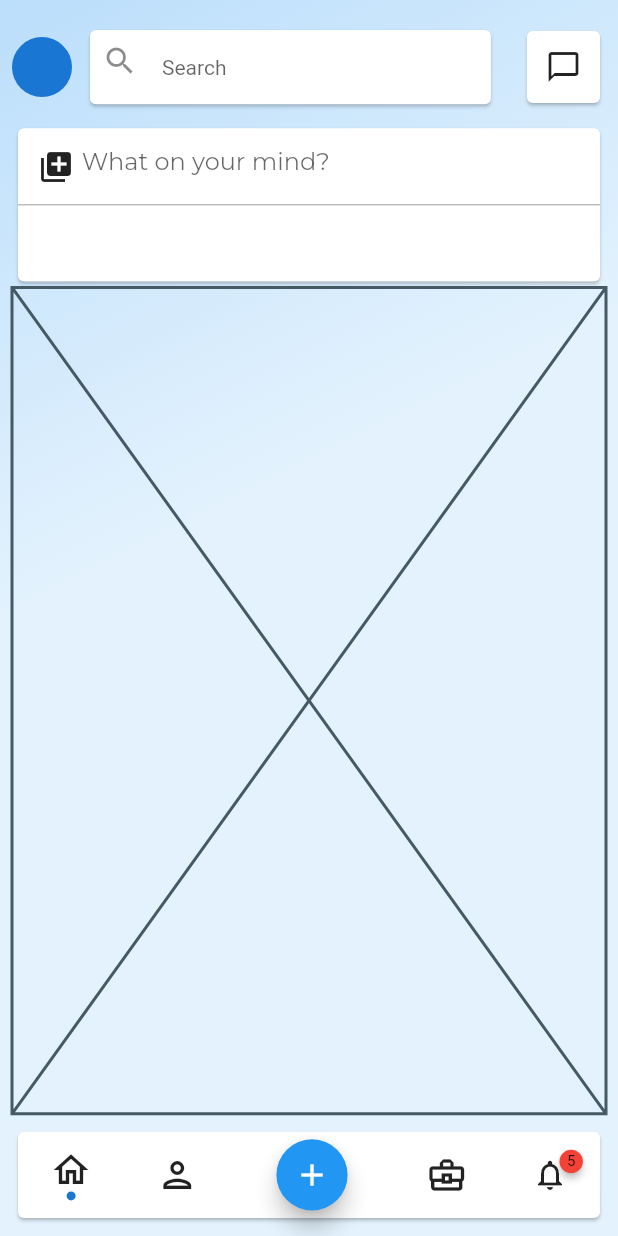
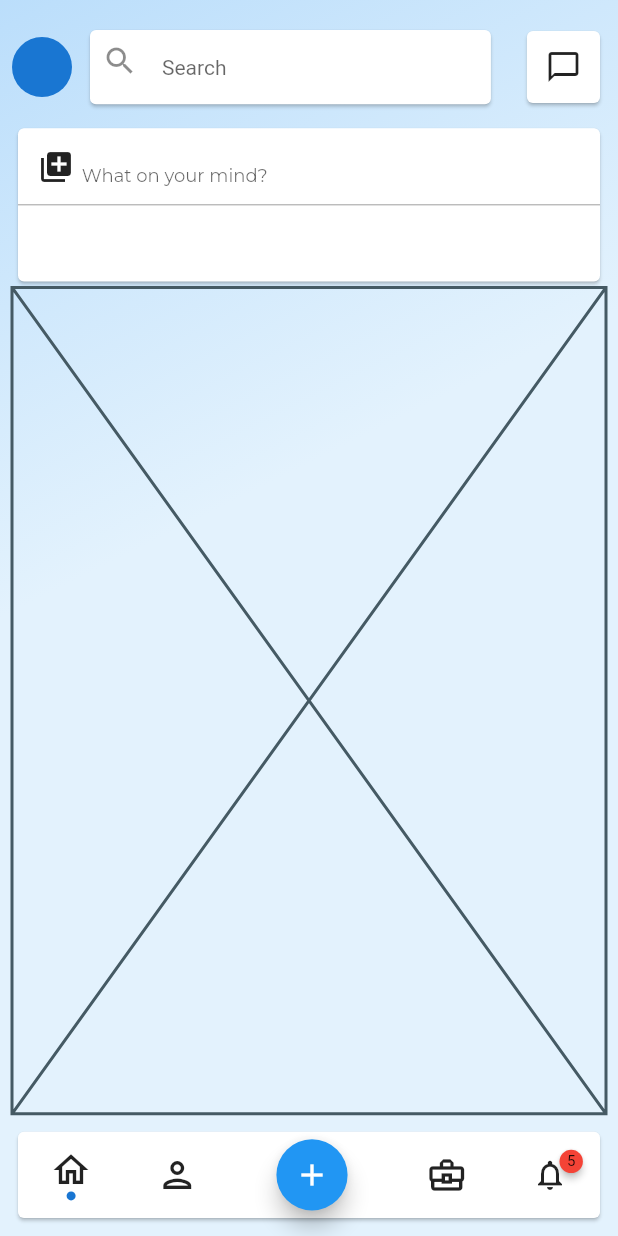
Before and after one commit to JAICHANGPARK/flutter_notebook_8th_story, a Flutter app: the screen it shows after launch, on a phone screen of 412 x 824 dp. Run offline on Flutter 3.47's test engine with Material 2 defaults, Android fonts, the phone set to English and light mode, and no system bars; drawn by our look-alikes of badges; our stand-ins replace flutter_hooks, google_fonts, hooks_riverpod, state_notifier.

Commit message:
Update linkedin_main_page.dart

```diff
--- a/lib/ep580_linkedin_app/linkedin_main_page.dart
+++ b/lib/ep580_linkedin_app/linkedin_main_page.dart
@@ -84,11 +84,12 @@ class _LinkedinMainPageState extends State<LinkedinMainPage> {
                                 Expanded(
                                   flex: 10,
                                   child: TextField(
-
                                     decoration: InputDecoration(
                                       border: InputBorder.none,
                                       hintText: "What on your mind?",
-                                      hintStyle: GoogleFonts.montserrat()
+                                      hintStyle: GoogleFonts.montserrat(
+                                        fontSize: 12
+                                      )
                                     ),
                                   ),
                                 ),
```
